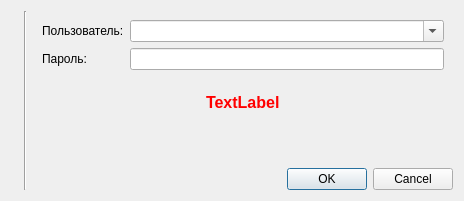
Old version of the form logindialog.ui in the repository rust3128/MposOperators.
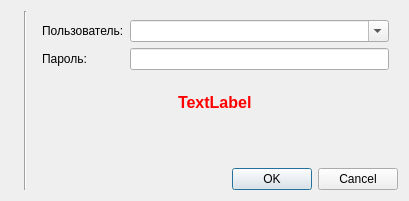
New version of the form. Icons and pictures are not drawn.

What changed in the file:
```diff
--- a/logindialog.ui
+++ b/logindialog.ui
@@ -6,7 +6,7 @@
    <rect>
     <x>0</x>
     <y>0</y>
-    <width>464</width>
+    <width>409</width>
     <height>201</height>
    </rect>
   </property>
```
